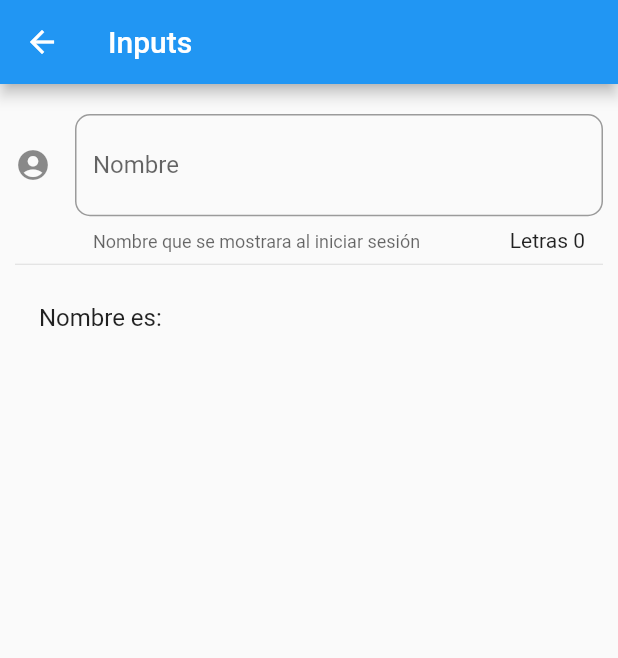
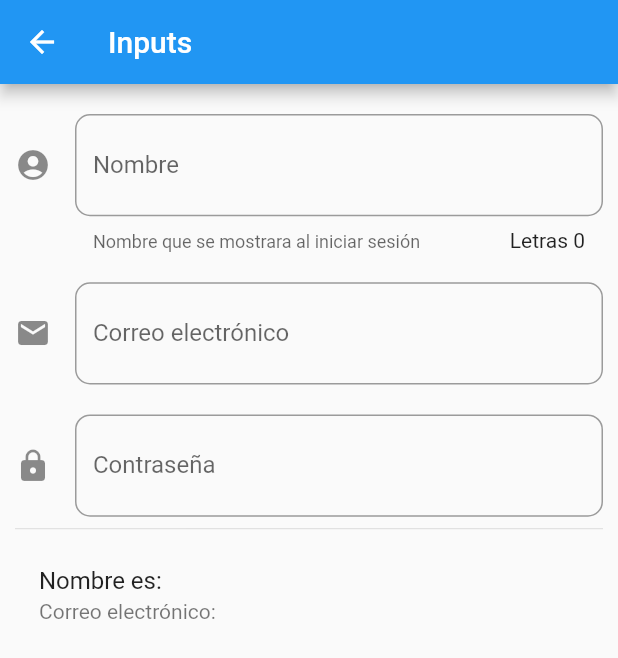
Before and after one commit to HenryOrtizAjcuc/componetesFlutter, a Flutter app: the InputPage screen opened by its route, on a phone screen of 412 x 824 dp. Shown: the top 658 px of the screen. Run offline on Flutter 3.47's test engine with Material 2 defaults, Android fonts, the phone set to English and light mode, and no system bars.

Commit message:
email and password fields

```diff
--- a/lib/src/pages/input_page.dart
+++ b/lib/src/pages/input_page.dart
@@ -7,6 +7,9 @@ class InputPage extends StatefulWidget {
 
 class _InputPageState extends State<InputPage> {
   String _nombre = '';
+  String _email = '';
+  String _password = '';
+  final _separator = 20.0;
 
   @override
   Widget build(BuildContext context) {
@@ -16,17 +19,32 @@ class _InputPageState extends State<InputPage> {
       ),
       body: ListView(
         padding: EdgeInsets.symmetric(horizontal: 10.0, vertical: 20.0),
-        children: [_crearInput(), Divider(), _crearPersona()],
+        children: [
+          _crearInput(),
+          SizedBox(
+            height: _separator,
+          ),
+          _crearEmail(),
+          SizedBox(
+            height: _separator,
+          ),
+          _crearPassord(),
+          Divider(),
+          _crearPersona()
+        ],
       ),
     );
   }
 
   Widget _crearInput() {
-    return TextField(
+    return Column(
+      children: [
+        TextField(
           autofocus: false,
           textCapitalization: TextCapitalization.sentences,
           decoration: InputDecoration(
-          border: OutlineInputBorder(borderRadius: BorderRadius.circular(10.0)),
+              border:
+                  OutlineInputBorder(borderRadius: BorderRadius.circular(10.0)),
               counter: Text('Letras ${_nombre.length}'),
               hintText: 'Ingrese su nombre completo',
               labelText: 'Nombre',
@@ -41,12 +59,56 @@ class _InputPageState extends State<InputPage> {
               _nombre = valor;
             });
           },
+        )
+      ],
+    );
+  }
+
+  Widget _crearEmail() {
+    return TextField(
+      keyboardType: TextInputType.emailAddress,
+      decoration: InputDecoration(
+          border: OutlineInputBorder(borderRadius: BorderRadius.circular(10.0)),
+          hintText: 'Ingrese su correo electrónico',
+          labelText: 'Correo electrónico',
+          suffix: Icon(
+            Icons.alternate_email,
+            color: Colors.blue,
+          ),
+          icon: Icon(Icons.email)),
+      onChanged: (valor) {
+        setState(() {
+          _email = valor;
+        });
+      },
+    );
+  }
+
+  Widget _crearPassord() {
+    return TextField(
+      obscureText: true,
+      decoration: InputDecoration(
+          border: OutlineInputBorder(borderRadius: BorderRadius.circular(10.0)),
+          hintText: 'Ingrese contraseña',
+          labelText: 'Contraseña',
+          suffix: Icon(
+            Icons.lock,
+            color: Colors.blue,
+          ),
+          icon: Icon(Icons.lock)),
+      onChanged: (valor) {
+        setState(() {
+          _password = valor;
+          print(_password);
+        });
+      },
     );
   }
 
   Widget _crearPersona() {
     return ListTile(
       title: Text('Nombre es: $_nombre'),
+      subtitle: Text('Correo electrónico: $_email'),
     );
   }
 }
```
Lines whose indentation alone changed are shown as unchanged.
